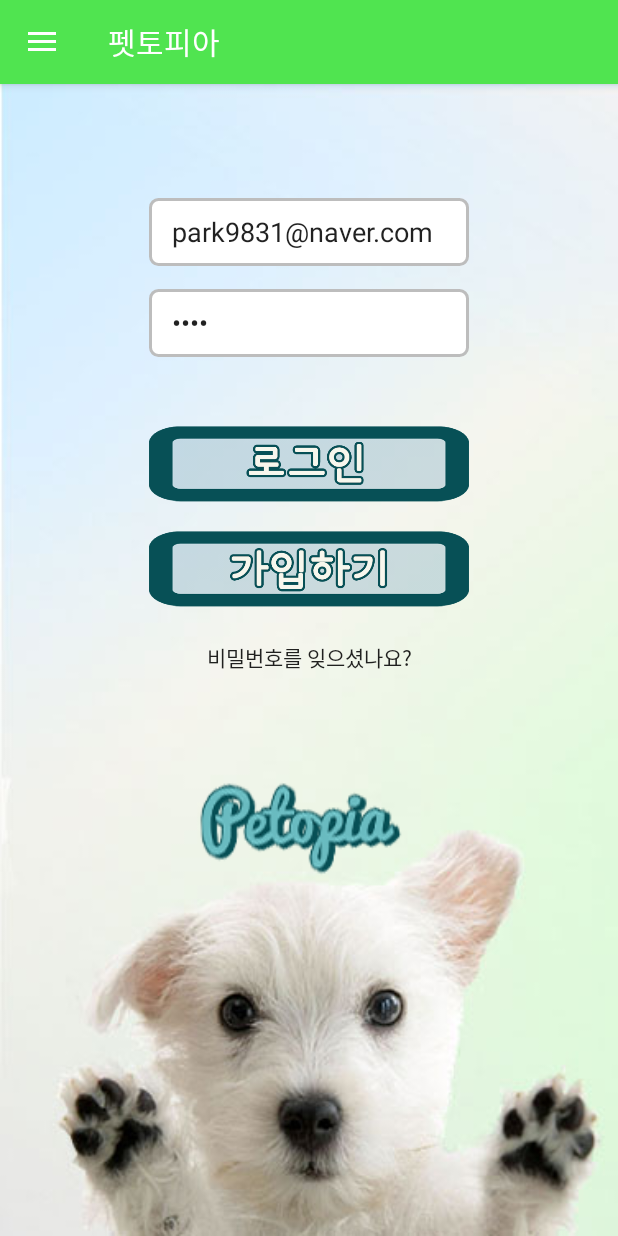
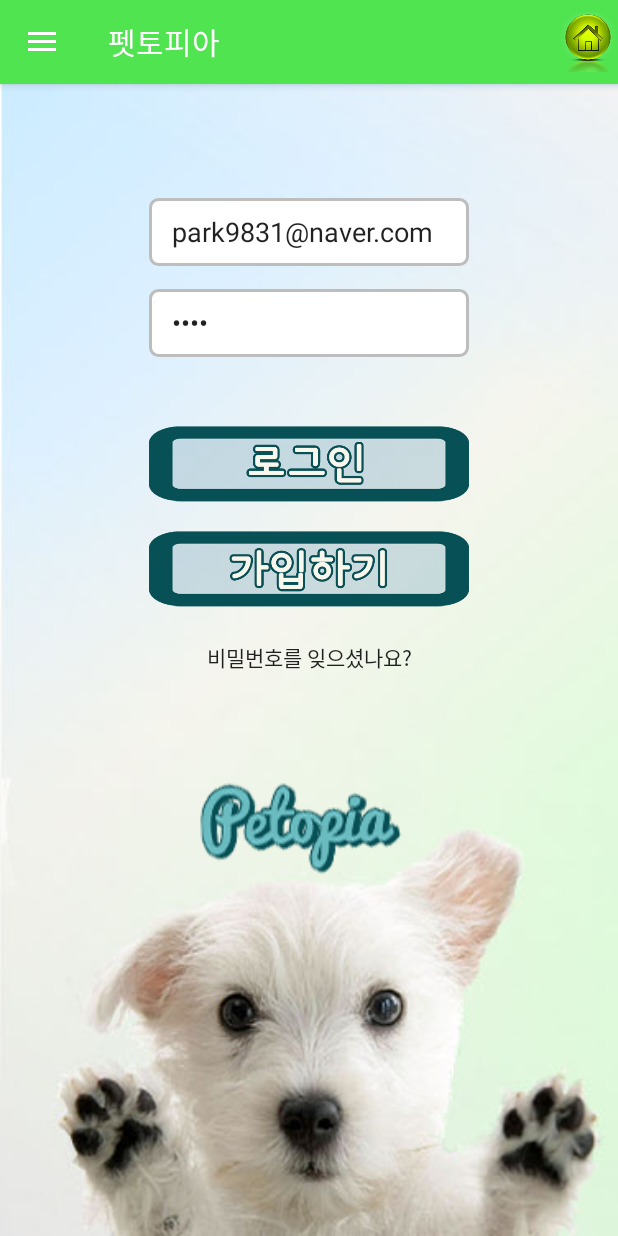
Before and after one commit to lenter85/AnimalClinicNew2, an Android app: the MainActivity screen opened directly, with no data from a screen before it, in the side drawer, after a tap on "로그인", on a phone screen of 412 x 824 dp. Run offline under Robolectric (Android 15) with nearby library versions, the phone set to English and light mode, and no system bars.

Commit message:
로그인 처리 및 홈버튼 처리

```diff
--- a/app/src/main/java/com/example/myapplication/MainActivity.java
+++ b/app/src/main/java/com/example/myapplication/MainActivity.java
@@ -20,6 +20,7 @@ import android.support.v7.app.AppCompatActivity;
 import android.support.v7.widget.Toolbar;
 import android.util.Log;
 import android.view.MenuItem;
+import android.view.View;
 import android.widget.ImageView;
 
 import com.example.myapplication.clinic.dto.RegisterLocation;
@@ -50,6 +51,7 @@ public class MainActivity extends AppCompatActivity implements NavigationView.On
     private String mimageName;
     private Bitmap bitmap;
     private Bitmap smallbitmap;
+    private MenuItem miLogin;
 
 
     public static boolean loginStatus;
@@ -83,6 +85,22 @@ public class MainActivity extends AppCompatActivity implements NavigationView.On
         Toolbar toolbar = (Toolbar) findViewById(R.id.toolbar);
         setSupportActionBar(toolbar);
 
+        final FragmentManager fragmentManager = getSupportFragmentManager();
+
+        ////toobar에 home 버튼 이벤트처리 /////////
+        ImageView imageViewHome = (ImageView) toolbar.findViewById(R.id.imageViewHome);
+        imageViewHome.setOnClickListener(new View.OnClickListener() {
+            @Override
+            public void onClick(View v) {
+                for ( int i = 0 ; i < fragmentManager.getBackStackEntryCount() ; i++) {
+                    fragmentManager.popBackStack();
+                }
+
+                Intent intent = new Intent(MainActivity.this, HomeActivity.class);
+                startActivity(intent);
+            }
+        });
+
 
 
         registerClinicFragment = new RegisterClinicFragment();
@@ -95,6 +113,34 @@ public class MainActivity extends AppCompatActivity implements NavigationView.On
 
         NavigationView navigationView = (NavigationView) findViewById(R.id.nav_view);
         navigationView.setNavigationItemSelectedListener(this);
+
+        //********************************************** 왼쪽 슬라이딩 메뉴 설정코드
+        miLogin = navigationView.getMenu().findItem(R.id.nav_manage);
+        miLogin.setOnMenuItemClickListener(new MenuItem.OnMenuItemClickListener() {
+            @Override
+            public boolean onMenuItemClick(MenuItem item) {
+
+                if(miLogin.getTitle().toString().equals("로그인")) {
+                    getSupportFragmentManager()
+                            .beginTransaction()
+                            .replace(R.id.fragmentContainer, new LogInFragment())
+                            .addToBackStack(null)
+                            .commit();
+
+                    miLogin.setTitle("로그아웃");
+                } else {
+                    MainActivity.loginId = null;
+                    MainActivity.loginStatus = false;
+                    miLogin.setTitle("로그인");
+                }
+
+                return false;
+            }
+        });
+
+        //**********************************************
+
+
 
         /*View nav_header_view = navigationView.getHeaderView(0);
 
@@ -141,6 +187,9 @@ public class MainActivity extends AppCompatActivity implements NavigationView.On
         }
 
     }
+
+
+
 
     @Override
     public void onBackPressed() {
@@ -250,13 +299,13 @@ public class MainActivity extends AppCompatActivity implements NavigationView.On
                     .replace(R.id.fragmentContainer, new CommunityFragment())
                     .addToBackStack(null)
                     .commit();
-        } else if (id == R.id.nav_manage) {
+        }/* else if (id == R.id.nav_manage) {    //이부분 필요없어져서 주석처리
             getSupportFragmentManager()
                     .beginTransaction()
                     .replace(R.id.fragmentContainer, new LogInFragment())
                     .addToBackStack(null)
                     .commit();
-        } else if (id == R.id.nav_share) {
+        }*/ else if (id == R.id.nav_share) {
 
             getSupportFragmentManager()
                     .beginTransaction()
--- a/app/src/main/java/com/example/myapplication/clinic/fragment/WriteReviewFragment.java
+++ b/app/src/main/java/com/example/myapplication/clinic/fragment/WriteReviewFragment.java
@@ -91,7 +91,7 @@ public class WriteReviewFragment extends Fragment {
                 review.setRuserid(MainActivity.loginId);
                 review.setRcontent(editTextContent.getText().toString());
                 review.setRscore(ratingBar.getRating());
-                RegisterAlbumFragment.getResizedBitmap(bitmap, 30);
+                RegisterAlbumFragment.getResizedBitmap(bitmap, 500);
                 sendReview(review, bitmap);
                 getActivity().getSupportFragmentManager().beginTransaction().replace(R.id.fragmentContainer, new ClinicDetailInformationFragment())
                         .commit();
--- a/app/src/main/res/layout/app_bar_main.xml
+++ b/app/src/main/res/layout/app_bar_main.xml
@@ -17,7 +17,17 @@
             android:layout_width="match_parent"
             android:layout_height="?attr/actionBarSize"
             android:background="?attr/colorPrimary"
-            app:popupTheme="@style/AppTheme.PopupOverlay" />
+            app:popupTheme="@style/AppTheme.PopupOverlay">
+
+            <!--툴바 설정, toolbar 설정-->
+            <ImageView
+                android:id="@+id/imageViewHome"
+                android:layout_width="40dp"
+                android:layout_height="40dp"
+                android:src="@drawable/home"
+                android:layout_gravity="right"/>
+
+        </android.support.v7.widget.Toolbar>
 
     </android.support.design.widget.AppBarLayout>
 
--- a/app/src/main/res/menu/menu_main.xml
+++ b/app/src/main/res/menu/menu_main.xml
@@ -3,13 +3,11 @@
     xmlns:tools="http://schemas.android.com/tools"
     tools:context="com.example.myapplication.MainActivity">
 
-<!--
-
     <item
         android:id="@+id/action_settings"
         android:orderInCategory="100"
         android:title="@string/action_settings"
-        app:showAsAction="never" />
--->
+        app:showAsAction="ifRoom"
+        android:icon="@android:drawable/ic_btn_speak_now"/>
 
 </menu>
```
Also changed, not shown: app/src/main/java/com/example/myapplication/network/NetworkSetting.java (+4 -4 lines), app/src/main/res/drawable-nodpi/home.png (added), app/src/main/res/drawable/petopia_menu.jpg (deleted).
